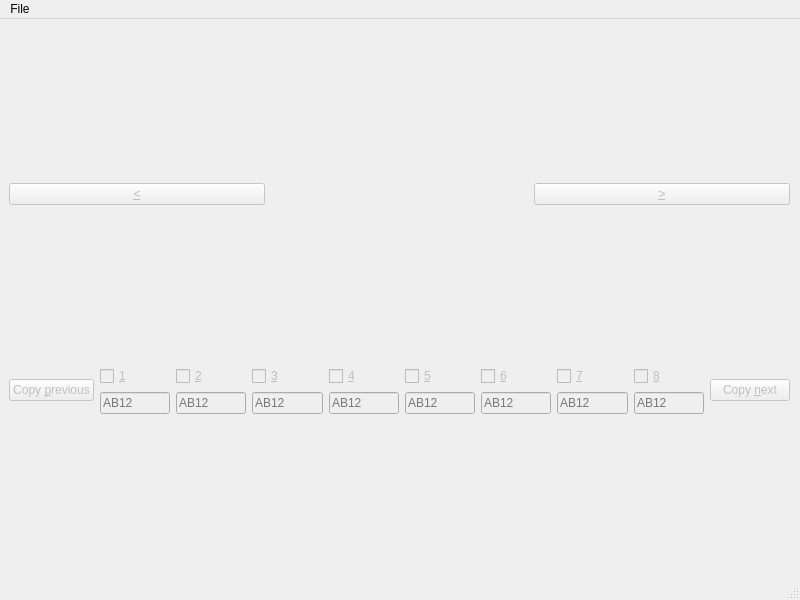
The window that labeller.ui (Hypochondriac-Hippos/plate-labeller) describes before a commit, drawn with Qt 5.
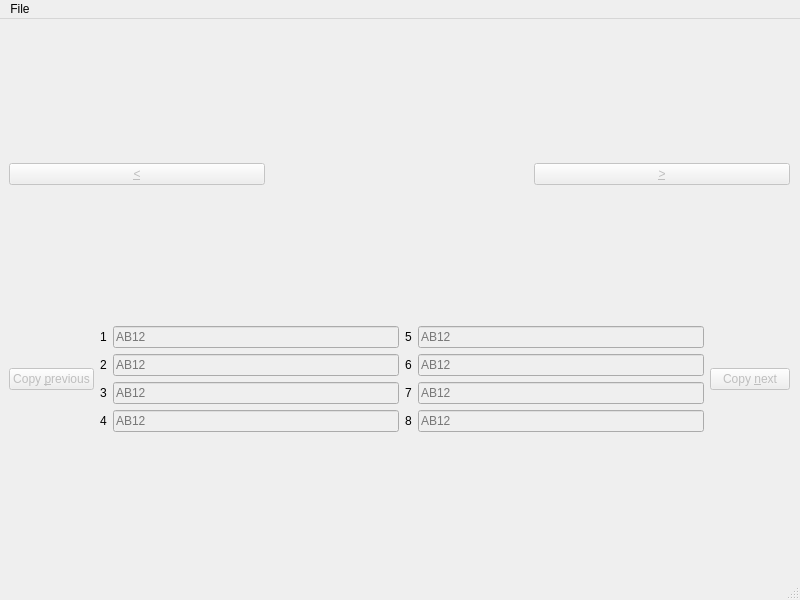
The same window after the commit.

Commit message: Fix tab order, improve label layout

What changed in the file:
```diff
--- a/labeller.ui
+++ b/labeller.ui
@@ -68,97 +68,11 @@
         </widget>
        </item>
        <item>
-        <layout class="QGridLayout" name="gridLayout_4" rowstretch="0,0">
-         <item row="0" column="7">
-          <widget class="QCheckBox" name="plate8_box">
-           <property name="enabled">
-            <bool>false</bool>
-           </property>
-           <property name="text">
-            <string>&amp;8</string>
-           </property>
-          </widget>
-         </item>
-         <item row="0" column="5">
-          <widget class="QCheckBox" name="plate6_box">
-           <property name="enabled">
-            <bool>false</bool>
-           </property>
-           <property name="text">
-            <string>&amp;6</string>
-           </property>
-          </widget>
-         </item>
-         <item row="0" column="0">
-          <widget class="QCheckBox" name="plate1_box">
-           <property name="enabled">
-            <bool>false</bool>
-           </property>
-           <property name="text">
-            <string>&amp;1</string>
-           </property>
-          </widget>
-         </item>
-         <item row="0" column="3">
-          <widget class="QCheckBox" name="plate4_box">
-           <property name="enabled">
-            <bool>false</bool>
-           </property>
-           <property name="text">
-            <string>&amp;4</string>
-           </property>
-          </widget>
-         </item>
-         <item row="0" column="4">
-          <widget class="QCheckBox" name="plate5_box">
-           <property name="enabled">
-            <bool>false</bool>
-           </property>
-           <property name="text">
-            <string>&amp;5</string>
-           </property>
-          </widget>
-         </item>
-         <item row="0" column="2">
-          <widget class="QCheckBox" name="plate3_box">
-           <property name="enabled">
-            <bool>false</bool>
-           </property>
-           <property name="text">
-            <string>&amp;3</string>
-           </property>
-          </widget>
-         </item>
-         <item row="0" column="1">
-          <widget class="QCheckBox" name="plate2_box">
-           <property name="enabled">
-            <bool>false</bool>
-           </property>
-           <property name="text">
-            <string>&amp;2</string>
-           </property>
-          </widget>
-         </item>
-         <item row="0" column="6">
-          <widget class="QCheckBox" name="plate7_box">
-           <property name="enabled">
-            <bool>false</bool>
-           </property>
-           <property name="text">
-            <string>&amp;7</string>
-           </property>
-          </widget>
-         </item>
+        <layout class="QGridLayout" name="label_grid" rowstretch="0,0,0,0">
          <item row="1" column="0">
-          <widget class="QLineEdit" name="plate1_number">
-           <property name="enabled">
-            <bool>false</bool>
-           </property>
-           <property name="inputMask">
-            <string>&gt;AA99</string>
-           </property>
-           <property name="placeholderText">
-            <string>AB12</string>
+          <widget class="QLabel" name="label_2">
+           <property name="text">
+            <string>2</string>
            </property>
           </widget>
          </item>
@@ -175,7 +89,54 @@
            </property>
           </widget>
          </item>
-         <item row="1" column="2">
+         <item row="1" column="6">
+          <widget class="QLineEdit" name="plate6_number">
+           <property name="enabled">
+            <bool>false</bool>
+           </property>
+           <property name="inputMask">
+            <string>&gt;AA99</string>
+           </property>
+           <property name="placeholderText">
+            <string>AB12</string>
+           </property>
+          </widget>
+         </item>
+         <item row="0" column="1">
+          <widget class="QLineEdit" name="plate1_number">
+           <property name="enabled">
+            <bool>false</bool>
+           </property>
+           <property name="inputMask">
+            <string>&gt;AA99</string>
+           </property>
+           <property name="placeholderText">
+            <string>AB12</string>
+           </property>
+          </widget>
+         </item>
+         <item row="0" column="0">
+          <widget class="QLabel" name="label">
+           <property name="text">
+            <string>1</string>
+           </property>
+          </widget>
+         </item>
+         <item row="0" column="5">
+          <widget class="QLabel" name="label_5">
+           <property name="text">
+            <string>5</string>
+           </property>
+          </widget>
+         </item>
+         <item row="2" column="0">
+          <widget class="QLabel" name="label_3">
+           <property name="text">
+            <string>3</string>
+           </property>
+          </widget>
+         </item>
+         <item row="2" column="1">
           <widget class="QLineEdit" name="plate3_number">
            <property name="enabled">
             <bool>false</bool>
@@ -188,7 +149,14 @@
            </property>
           </widget>
          </item>
-         <item row="1" column="3">
+         <item row="3" column="0">
+          <widget class="QLabel" name="label_4">
+           <property name="text">
+            <string>4</string>
+           </property>
+          </widget>
+         </item>
+         <item row="3" column="1">
           <widget class="QLineEdit" name="plate4_number">
            <property name="enabled">
             <bool>false</bool>
@@ -201,7 +169,7 @@
            </property>
           </widget>
          </item>
-         <item row="1" column="4">
+         <item row="0" column="6">
           <widget class="QLineEdit" name="plate5_number">
            <property name="enabled">
             <bool>false</bool>
@@ -214,20 +182,7 @@
            </property>
           </widget>
          </item>
-         <item row="1" column="5">
-          <widget class="QLineEdit" name="plate6_number">
-           <property name="enabled">
-            <bool>false</bool>
-           </property>
-           <property name="inputMask">
-            <string>&gt;AA99</string>
-           </property>
-           <property name="placeholderText">
-            <string>AB12</string>
-           </property>
-          </widget>
-         </item>
-         <item row="1" column="6">
+         <item row="2" column="6">
           <widget class="QLineEdit" name="plate7_number">
            <property name="enabled">
             <bool>false</bool>
@@ -240,7 +195,7 @@
            </property>
           </widget>
          </item>
-         <item row="1" column="7">
+         <item row="3" column="6">
           <widget class="QLineEdit" name="plate8_number">
            <property name="enabled">
             <bool>false</bool>
@@ -253,6 +208,27 @@
            </property>
           </widget>
          </item>
+         <item row="1" column="5">
+          <widget class="QLabel" name="label_6">
+           <property name="text">
+            <string>6</string>
+           </property>
+          </widget>
+         </item>
+         <item row="2" column="5">
+          <widget class="QLabel" name="label_7">
+           <property name="text">
+            <string>7</string>
+           </property>
+          </widget>
+         </item>
+         <item row="3" column="5">
+          <widget class="QLabel" name="label_8">
+           <property name="text">
+            <string>8</string>
+           </property>
+          </widget>
+         </item>
         </layout>
        </item>
        <item>
```
Left out of the diff: 14 changed lines with no effect on the pictures.
